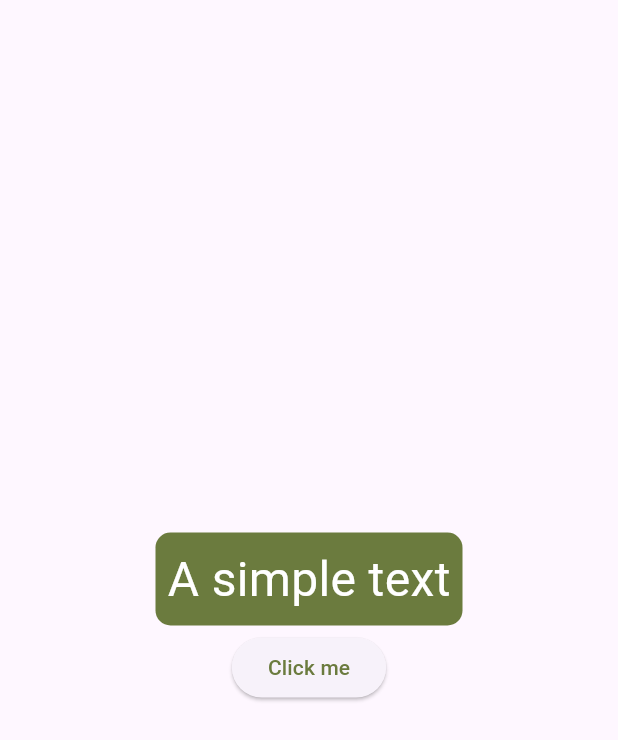
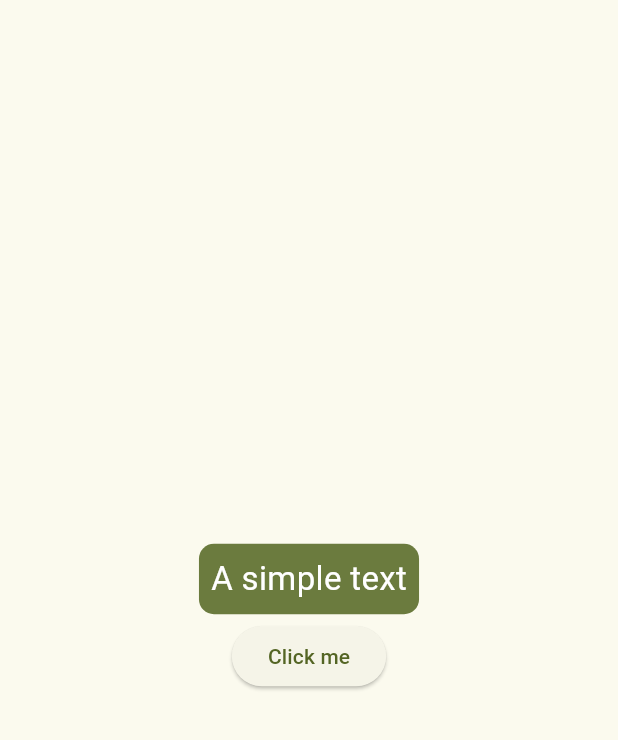
Before and after one commit to aabouqas/mobile, a Flutter app: the screen it shows after launch, after a tap on "Click me", on a phone screen of 412 x 824 dp. Shown: the top 740 px of the screen. Run offline on Flutter 3.47's test engine with Material 3 defaults, Android fonts, the phone set to English and light mode, and no system bars.

Commit message:
fix some details to match the requirement

```diff
--- a/mobileModule00/ex00/lib/main.dart
+++ b/mobileModule00/ex00/lib/main.dart
@@ -10,8 +10,11 @@ class MyApp extends StatelessWidget {
   // This widget is the root of your application.
   @override
   Widget build(BuildContext context) {
-    return const MaterialApp(
-      home: MyHomePage(),
+    return MaterialApp(
+      home: const MyHomePage(),
+        theme: ThemeData(
+            colorSchemeSeed: const Color(0xFF6B7B3E)
+        ),
     );
   }
 }
@@ -36,18 +39,14 @@ class MyHomePage extends StatelessWidget {
               child: const Text('A simple text',
                 style: TextStyle(
                     color: Colors.white,
-                    fontSize: 32,
+                    fontSize: 22,
                 ),
               ),
             ),
             ElevatedButton(
-              child: const Text('Click me',
-                  style: TextStyle(
-                    color: Color(0xFF6B7B3E),
-                  )
-              ),
+              child: const Text('Click me'),
               onPressed: () {
-                debugPrint('Button Pressed');
+                debugPrint('Button pressed');
               },
             )
           ],
```
